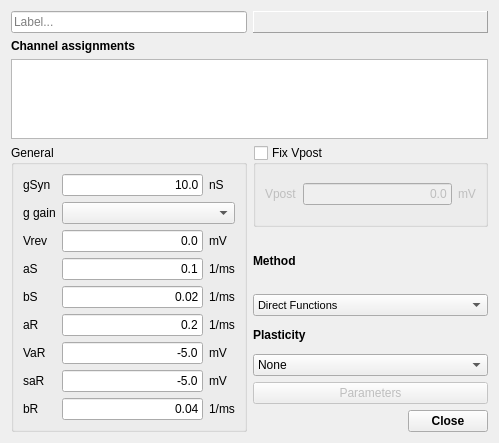
CompEphys-team/stdpc, file src/gui/AbSynDlg.ui: the form before one commit.
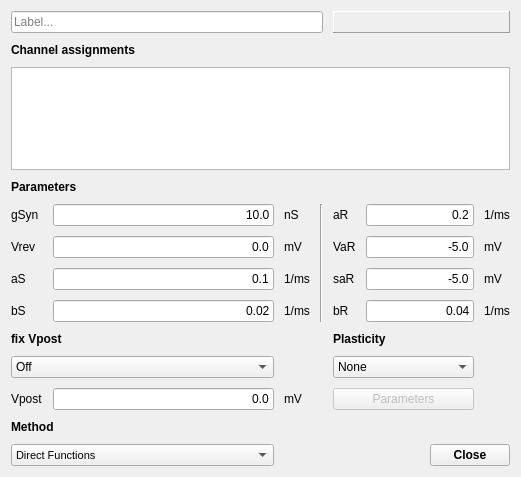
The form after the commit. Custom widgets are drawn as their Qt base class.

Commit message: Revert gSyn_channel commits; misunderstood Attila

Patch:
```diff
--- a/src/gui/AbSynDlg.ui
+++ b/src/gui/AbSynDlg.ui
@@ -6,105 +6,34 @@
    <rect>
     <x>0</x>
     <y>0</y>
-    <width>499</width>
-    <height>443</height>
+    <width>521</width>
+    <height>477</height>
    </rect>
   </property>
   <property name="windowTitle">
    <string>Alpha - Beta Synapse</string>
   </property>
-  <layout class="QGridLayout" name="gridLayout_2">
-   <item row="0" column="0">
-    <widget class="QLineEdit" name="leLabel">
-     <property name="placeholderText">
-      <string>Label...</string>
-     </property>
-    </widget>
-   </item>
-   <item row="0" column="1">
-    <widget class="QLabel" name="abSynDlgLabel">
+  <layout class="QGridLayout" name="gridLayout">
+   <property name="spacing">
+    <number>10</number>
+   </property>
+   <item row="4" column="4">
+    <widget class="QLabel" name="STDAmplL">
      <property name="enabled">
       <bool>true</bool>
      </property>
-     <property name="font">
-      <font>
-       <pointsize>10</pointsize>
-       <weight>75</weight>
-       <bold>true</bold>
-      </font>
-     </property>
-     <property name="autoFillBackground">
-      <bool>false</bool>
-     </property>
-     <property name="styleSheet">
-      <string notr="true"/>
-     </property>
-     <property name="frameShape">
-      <enum>QFrame::Panel</enum>
-     </property>
-     <property name="frameShadow">
-      <enum>QFrame::Raised</enum>
-     </property>
-     <property name="lineWidth">
-      <number>1</number>
-     </property>
-     <property name="midLineWidth">
-      <number>0</number>
-     </property>
      <property name="text">
-      <string/>
+      <string>aR</string>
      </property>
-     <property name="alignment">
-      <set>Qt::AlignCenter</set>
-     </property>
     </widget>
    </item>
-   <item row="1" column="0">
-    <widget class="QLabel" name="label_15">
-     <property name="font">
-      <font>
-       <weight>75</weight>
-       <bold>true</bold>
-      </font>
-     </property>
-     <property name="text">
-      <string>Channel assignments</string>
-     </property>
-    </widget>
-   </item>
-   <item row="2" column="0" colspan="2">
-    <widget class="AssignmentWidget&lt;SynapseAssignment&gt;" name="assignments">
-     <attribute name="horizontalHeaderStretchLastSection">
+   <item row="5" column="5" colspan="2">
+    <widget class="QLineEdit" name="VaRE">
+     <property name="enabled">
       <bool>true</bool>
-     </attribute>
-     <attribute name="verticalHeaderDefaultSectionSize">
-      <number>25</number>
-     </attribute>
-    </widget>
-   </item>
-   <item row="3" column="1">
-    <widget class="QGroupBox" name="fixVpost">
-     <property name="title">
-      <string>Fix Vpost</string>
      </property>
-     <property name="checkable">
-      <bool>true</bool>
-     </property>
-     <property name="checked">
-      <bool>false</bool>
-     </property>
-     <layout class="QGridLayout" name="gridLayout_5">
-      <item row="0" column="0">
-       <widget class="QLabel" name="label_32">
         <property name="text">
-         <string>Vpost</string>
-        </property>
-       </widget>
-      </item>
-      <item row="0" column="1">
-       <widget class="QLineEdit" name="VpostE">
-        <property name="text">
-         <string>0.0</string>
+      <string>-5.0</string>
         </property>
         <property name="maxLength">
          <number>8</number>
@@ -114,32 +43,27 @@
         </property>
        </widget>
       </item>
-      <item row="0" column="2">
-       <widget class="QLabel" name="label_33">
+   <item row="10" column="2">
+    <widget class="QLabel" name="label_30">
         <property name="text">
          <string>mV</string>
         </property>
        </widget>
       </item>
-     </layout>
-    </widget>
-   </item>
    <item row="4" column="1">
-    <layout class="QGridLayout" name="gridLayout_7">
-     <item row="0" column="0">
-      <widget class="QLabel" name="MethodL">
-       <property name="font">
-        <font>
-         <weight>75</weight>
-         <bold>true</bold>
-        </font>
-       </property>
+    <widget class="QLineEdit" name="gSynE">
        <property name="text">
-        <string>Method</string>
+      <string>10.0</string>
+     </property>
+     <property name="maxLength">
+      <number>8</number>
+     </property>
+     <property name="alignment">
+      <set>Qt::AlignRight|Qt::AlignTrailing|Qt::AlignVCenter</set>
        </property>
       </widget>
      </item>
-     <item row="1" column="0">
+   <item row="12" column="0" colspan="2">
       <widget class="QComboBox" name="LUCombo">
        <property name="font">
         <font>
@@ -160,12 +84,29 @@
        </item>
       </widget>
      </item>
-    </layout>
+   <item row="5" column="2">
+    <widget class="QLabel" name="VrevU">
+     <property name="text">
+      <string>mV</string>
+     </property>
+    </widget>
    </item>
-   <item row="5" column="1">
-    <layout class="QGridLayout" name="gridLayout_6">
-     <item row="0" column="0">
-      <widget class="QLabel" name="label_31">
+   <item row="9" column="0" colspan="2">
+    <widget class="QComboBox" name="fixVpostCombo">
+     <item>
+      <property name="text">
+       <string>Off</string>
+      </property>
+     </item>
+     <item>
+      <property name="text">
+       <string>Fixed</string>
+      </property>
+     </item>
+    </widget>
+   </item>
+   <item row="1" column="0" colspan="2">
+    <widget class="QLabel" name="label_15">
        <property name="font">
         <font>
          <weight>75</weight>
@@ -173,11 +114,27 @@
         </font>
        </property>
        <property name="text">
-        <string>Plasticity</string>
+      <string>Channel assignments</string>
        </property>
       </widget>
      </item>
-     <item row="1" column="0">
+   <item row="4" column="5" colspan="2">
+    <widget class="QLineEdit" name="aRE">
+     <property name="enabled">
+      <bool>true</bool>
+     </property>
+     <property name="text">
+      <string>0.2</string>
+     </property>
+     <property name="maxLength">
+      <number>8</number>
+     </property>
+     <property name="alignment">
+      <set>Qt::AlignRight|Qt::AlignTrailing|Qt::AlignVCenter</set>
+     </property>
+    </widget>
+   </item>
+   <item row="9" column="4" colspan="3">
       <widget class="QComboBox" name="PlasticityCombo">
        <item>
         <property name="text">
@@ -196,136 +153,7 @@
        </item>
       </widget>
      </item>
-     <item row="2" column="0">
-      <widget class="QPushButton" name="PlastParaBut">
-       <property name="enabled">
-        <bool>false</bool>
-       </property>
-       <property name="text">
-        <string>Parameters</string>
-       </property>
-      </widget>
-     </item>
-    </layout>
-   </item>
-   <item row="6" column="1">
-    <widget class="QDialogButtonBox" name="ResCloseBox">
-     <property name="font">
-      <font>
-       <weight>75</weight>
-       <bold>true</bold>
-      </font>
-     </property>
-     <property name="orientation">
-      <enum>Qt::Horizontal</enum>
-     </property>
-     <property name="standardButtons">
-      <set>QDialogButtonBox::Close</set>
-     </property>
-    </widget>
-   </item>
-   <item row="3" column="0" rowspan="4">
-    <widget class="QGroupBox" name="groupBox">
-     <property name="title">
-      <string>General</string>
-     </property>
-     <layout class="QGridLayout" name="gridLayout">
-      <item row="0" column="0">
-       <widget class="QLabel" name="gSynL">
-        <property name="text">
-         <string>gSyn</string>
-        </property>
-       </widget>
-      </item>
-      <item row="0" column="1">
-       <widget class="QLineEdit" name="gSynE">
-        <property name="text">
-         <string>10.0</string>
-        </property>
-        <property name="maxLength">
-         <number>8</number>
-        </property>
-        <property name="alignment">
-         <set>Qt::AlignRight|Qt::AlignTrailing|Qt::AlignVCenter</set>
-        </property>
-       </widget>
-      </item>
-      <item row="0" column="2">
-       <widget class="QLabel" name="gSynU">
-        <property name="text">
-         <string>nS</string>
-        </property>
-       </widget>
-      </item>
-      <item row="1" column="0">
-       <widget class="QLabel" name="label_2">
-        <property name="text">
-         <string>g gain</string>
-        </property>
-       </widget>
-      </item>
-      <item row="1" column="1" colspan="2">
-       <widget class="WideComboBox" name="gSyn_channel"/>
-      </item>
-      <item row="2" column="0">
-       <widget class="QLabel" name="VrevL">
-        <property name="text">
-         <string>Vrev</string>
-        </property>
-       </widget>
-      </item>
-      <item row="2" column="1">
-       <widget class="QLineEdit" name="VrevE">
-        <property name="text">
-         <string>0.0</string>
-        </property>
-        <property name="alignment">
-         <set>Qt::AlignRight|Qt::AlignTrailing|Qt::AlignVCenter</set>
-        </property>
-       </widget>
-      </item>
-      <item row="2" column="2">
-       <widget class="QLabel" name="VrevU">
-        <property name="text">
-         <string>mV</string>
-        </property>
-       </widget>
-      </item>
-      <item row="3" column="0">
-       <widget class="QLabel" name="aSL">
-        <property name="text">
-         <string>aS</string>
-        </property>
-       </widget>
-      </item>
-      <item row="3" column="1">
-       <widget class="QLineEdit" name="aSE">
-        <property name="text">
-         <string>0.1</string>
-        </property>
-        <property name="maxLength">
-         <number>8</number>
-        </property>
-        <property name="alignment">
-         <set>Qt::AlignRight|Qt::AlignTrailing|Qt::AlignVCenter</set>
-        </property>
-       </widget>
-      </item>
-      <item row="3" column="2">
-       <widget class="QLabel" name="aSU">
-        <property name="text">
-         <string>1/ms</string>
-        </property>
-       </widget>
-      </item>
-      <item row="4" column="0">
-       <widget class="QLabel" name="label_8">
-        <property name="text">
-         <string>bS</string>
-        </property>
-       </widget>
-      </item>
-      <item row="4" column="1">
+   <item row="7" column="1">
        <widget class="QLineEdit" name="bSE">
         <property name="text">
          <string>0.02</string>
@@ -338,83 +166,27 @@
         </property>
        </widget>
       </item>
-      <item row="4" column="2">
-       <widget class="QLabel" name="label_13">
+   <item row="3" column="0" colspan="2">
+    <widget class="QLabel" name="label_14">
+     <property name="font">
+      <font>
+       <weight>75</weight>
+       <bold>true</bold>
+      </font>
+     </property>
         <property name="text">
-         <string>1/ms</string>
+      <string>Parameters</string>
         </property>
        </widget>
       </item>
       <item row="5" column="0">
-       <widget class="QLabel" name="STDAmplL">
-        <property name="enabled">
-         <bool>true</bool>
-        </property>
+    <widget class="QLabel" name="VrevL">
         <property name="text">
-         <string>aR</string>
+      <string>Vrev</string>
         </property>
        </widget>
       </item>
-      <item row="5" column="1">
-       <widget class="QLineEdit" name="aRE">
-        <property name="enabled">
-         <bool>true</bool>
-        </property>
-        <property name="text">
-         <string>0.2</string>
-        </property>
-        <property name="maxLength">
-         <number>8</number>
-        </property>
-        <property name="alignment">
-         <set>Qt::AlignRight|Qt::AlignTrailing|Qt::AlignVCenter</set>
-        </property>
-       </widget>
-      </item>
-      <item row="5" column="2">
-       <widget class="QLabel" name="label">
-        <property name="text">
-         <string>1/ms</string>
-        </property>
-       </widget>
-      </item>
-      <item row="6" column="0">
-       <widget class="QLabel" name="STDVThreshL">
-        <property name="enabled">
-         <bool>true</bool>
-        </property>
-        <property name="text">
-         <string>VaR</string>
-        </property>
-       </widget>
-      </item>
-      <item row="6" column="1">
-       <widget class="QLineEdit" name="VaRE">
-        <property name="enabled">
-         <bool>true</bool>
-        </property>
-        <property name="text">
-         <string>-5.0</string>
-        </property>
-        <property name="maxLength">
-         <number>8</number>
-        </property>
-        <property name="alignment">
-         <set>Qt::AlignRight|Qt::AlignTrailing|Qt::AlignVCenter</set>
-        </property>
-       </widget>
-      </item>
-      <item row="6" column="2">
-       <widget class="QLabel" name="STDVThreshU">
-        <property name="enabled">
-         <bool>true</bool>
-        </property>
-        <property name="text">
-         <string>mV</string>
-        </property>
-       </widget>
-      </item>
-      <item row="7" column="0">
+   <item row="6" column="4">
        <widget class="QLabel" name="STDVSlopeL">
         <property name="enabled">
          <bool>true</bool>
@@ -424,33 +196,24 @@
         </property>
        </widget>
       </item>
-      <item row="7" column="1">
-       <widget class="QLineEdit" name="saRE">
+   <item row="5" column="4">
+    <widget class="QLabel" name="STDVThreshL">
         <property name="enabled">
          <bool>true</bool>
         </property>
         <property name="text">
-         <string>-5.0</string>
-        </property>
-        <property name="maxLength">
-         <number>8</number>
-        </property>
-        <property name="alignment">
-         <set>Qt::AlignRight|Qt::AlignTrailing|Qt::AlignVCenter</set>
-        </property>
-       </widget>
-      </item>
-      <item row="7" column="2">
-       <widget class="QLabel" name="STDVSlopeU">
-        <property name="enabled">
-         <bool>true</bool>
-        </property>
-        <property name="text">
-         <string>mV</string>
-        </property>
-       </widget>
-      </item>
-      <item row="8" column="0">
+      <string>VaR</string>
+     </property>
+    </widget>
+   </item>
+   <item row="4" column="3" rowspan="4">
+    <widget class="Line" name="line">
+     <property name="orientation">
+      <enum>Qt::Vertical</enum>
+     </property>
+    </widget>
+   </item>
+   <item row="7" column="4">
        <widget class="QLabel" name="STDtau0L">
         <property name="enabled">
          <bool>true</bool>
@@ -460,7 +223,173 @@
         </property>
        </widget>
       </item>
-      <item row="8" column="1">
+   <item row="6" column="7">
+    <widget class="QLabel" name="STDVSlopeU">
+     <property name="enabled">
+      <bool>true</bool>
+     </property>
+     <property name="text">
+      <string>mV</string>
+     </property>
+    </widget>
+   </item>
+   <item row="5" column="1">
+    <widget class="QLineEdit" name="VrevE">
+     <property name="text">
+      <string>0.0</string>
+     </property>
+     <property name="alignment">
+      <set>Qt::AlignRight|Qt::AlignTrailing|Qt::AlignVCenter</set>
+     </property>
+    </widget>
+   </item>
+   <item row="4" column="7">
+    <widget class="QLabel" name="label">
+     <property name="text">
+      <string>1/ms</string>
+     </property>
+    </widget>
+   </item>
+   <item row="7" column="2">
+    <widget class="QLabel" name="label_13">
+     <property name="text">
+      <string>1/ms</string>
+     </property>
+    </widget>
+   </item>
+   <item row="10" column="4" colspan="3">
+    <widget class="QPushButton" name="PlastParaBut">
+     <property name="enabled">
+      <bool>false</bool>
+     </property>
+     <property name="text">
+      <string>Parameters</string>
+     </property>
+    </widget>
+   </item>
+   <item row="6" column="2">
+    <widget class="QLabel" name="aSU">
+     <property name="text">
+      <string>1/ms</string>
+     </property>
+    </widget>
+   </item>
+   <item row="10" column="1">
+    <widget class="QLineEdit" name="VpostE">
+     <property name="text">
+      <string>0.0</string>
+     </property>
+     <property name="maxLength">
+      <number>8</number>
+     </property>
+     <property name="alignment">
+      <set>Qt::AlignRight|Qt::AlignTrailing|Qt::AlignVCenter</set>
+     </property>
+    </widget>
+   </item>
+   <item row="6" column="1">
+    <widget class="QLineEdit" name="aSE">
+     <property name="text">
+      <string>0.1</string>
+     </property>
+     <property name="maxLength">
+      <number>8</number>
+     </property>
+     <property name="alignment">
+      <set>Qt::AlignRight|Qt::AlignTrailing|Qt::AlignVCenter</set>
+     </property>
+    </widget>
+   </item>
+   <item row="6" column="5" colspan="2">
+    <widget class="QLineEdit" name="saRE">
+     <property name="enabled">
+      <bool>true</bool>
+     </property>
+     <property name="text">
+      <string>-5.0</string>
+     </property>
+     <property name="maxLength">
+      <number>8</number>
+     </property>
+     <property name="alignment">
+      <set>Qt::AlignRight|Qt::AlignTrailing|Qt::AlignVCenter</set>
+     </property>
+    </widget>
+   </item>
+   <item row="2" column="0" colspan="8">
+    <widget class="AssignmentWidget&lt;SynapseAssignment&gt;" name="assignments">
+     <attribute name="horizontalHeaderStretchLastSection">
+      <bool>true</bool>
+     </attribute>
+     <attribute name="verticalHeaderDefaultSectionSize">
+      <number>25</number>
+     </attribute>
+    </widget>
+   </item>
+   <item row="6" column="0">
+    <widget class="QLabel" name="aSL">
+     <property name="text">
+      <string>aS</string>
+     </property>
+    </widget>
+   </item>
+   <item row="12" column="6" colspan="2">
+    <widget class="QDialogButtonBox" name="ResCloseBox">
+     <property name="font">
+      <font>
+       <weight>75</weight>
+       <bold>true</bold>
+      </font>
+     </property>
+     <property name="orientation">
+      <enum>Qt::Horizontal</enum>
+     </property>
+     <property name="standardButtons">
+      <set>QDialogButtonBox::Close</set>
+     </property>
+    </widget>
+   </item>
+   <item row="5" column="7">
+    <widget class="QLabel" name="STDVThreshU">
+     <property name="enabled">
+      <bool>true</bool>
+     </property>
+     <property name="text">
+      <string>mV</string>
+     </property>
+    </widget>
+   </item>
+   <item row="10" column="0">
+    <widget class="QLabel" name="label_29">
+     <property name="text">
+      <string>Vpost</string>
+     </property>
+    </widget>
+   </item>
+   <item row="8" column="4" colspan="2">
+    <widget class="QLabel" name="label_31">
+     <property name="font">
+      <font>
+       <weight>75</weight>
+       <bold>true</bold>
+      </font>
+     </property>
+     <property name="text">
+      <string>Plasticity</string>
+     </property>
+    </widget>
+   </item>
+   <item row="7" column="7">
+    <widget class="QLabel" name="STDtau0U">
+     <property name="enabled">
+      <bool>true</bool>
+     </property>
+     <property name="text">
+      <string>1/ms</string>
+     </property>
+    </widget>
+   </item>
+   <item row="7" column="5" colspan="2">
        <widget class="QLineEdit" name="bRE">
         <property name="enabled">
          <bool>true</bool>
@@ -476,17 +405,96 @@
         </property>
        </widget>
       </item>
-      <item row="8" column="2">
-       <widget class="QLabel" name="STDtau0U">
+   <item row="11" column="0" colspan="2">
+    <widget class="QLabel" name="MethodL">
+     <property name="font">
+      <font>
+       <weight>75</weight>
+       <bold>true</bold>
+      </font>
+     </property>
+     <property name="text">
+      <string>Method</string>
+     </property>
+    </widget>
+   </item>
+   <item row="4" column="2">
+    <widget class="QLabel" name="gSynU">
+     <property name="text">
+      <string>nS</string>
+     </property>
+    </widget>
+   </item>
+   <item row="7" column="0">
+    <widget class="QLabel" name="label_8">
+     <property name="text">
+      <string>bS</string>
+     </property>
+    </widget>
+   </item>
+   <item row="8" column="0" colspan="2">
+    <widget class="QLabel" name="label_18">
+     <property name="font">
+      <font>
+       <weight>75</weight>
+       <bold>true</bold>
+      </font>
+     </property>
+     <property name="text">
+      <string>fix Vpost</string>
+     </property>
+    </widget>
+   </item>
+   <item row="4" column="0">
+    <widget class="QLabel" name="gSynL">
+     <property name="text">
+      <string>gSyn</string>
+     </property>
+    </widget>
+   </item>
+   <item row="0" column="0" colspan="4">
+    <widget class="QLineEdit" name="leLabel">
+     <property name="placeholderText">
+      <string>Label...</string>
+     </property>
+    </widget>
+   </item>
+   <item row="0" column="4" colspan="4">
+    <widget class="QLabel" name="abSynDlgLabel">
         <property name="enabled">
          <bool>true</bool>
         </property>
+     <property name="font">
+      <font>
+       <pointsize>10</pointsize>
+       <weight>75</weight>
+       <bold>true</bold>
+      </font>
+     </property>
+     <property name="autoFillBackground">
+      <bool>false</bool>
+     </property>
+     <property name="styleSheet">
+      <string notr="true"/>
+     </property>
+     <property name="frameShape">
+      <enum>QFrame::Panel</enum>
+     </property>
+     <property name="frameShadow">
+      <enum>QFrame::Raised</enum>
+     </property>
+     <property name="lineWidth">
+      <number>1</number>
+     </property>
+     <property name="midLineWidth">
+      <number>0</number>
+     </property>
         <property name="text">
-         <string>1/ms</string>
-        </property>
-       </widget>
-      </item>
-     </layout>
+      <string/>
+     </property>
+     <property name="alignment">
+      <set>Qt::AlignCenter</set>
+     </property>
     </widget>
    </item>
   </layout>
@@ -497,11 +505,6 @@
    <extends>QTableWidget</extends>
    <header location="global">AssignmentWidget.h</header>
   </customwidget>
-  <customwidget>
-   <class>WideComboBox</class>
-   <extends>QComboBox</extends>
-   <header>WideComboBox.h</header>
-  </customwidget>
  </customwidgets>
  <tabstops>
   <tabstop>assignments</tabstop>
```
Left out of the diff: 5 changed lines with no effect on the pictures. Lines whose indentation alone changed are shown as unchanged. The commit also changes 14 other files.
